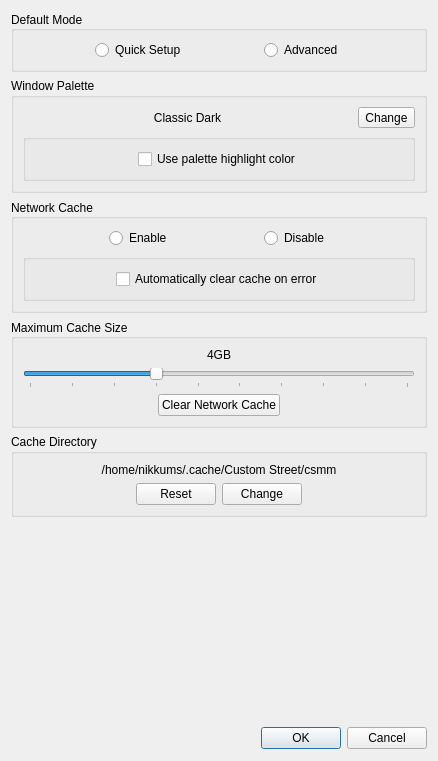
This is preferencesdialog.ui in FortuneStreetModding/csmm-qt as Qt 5 draws it before an edit. The edited form follows.
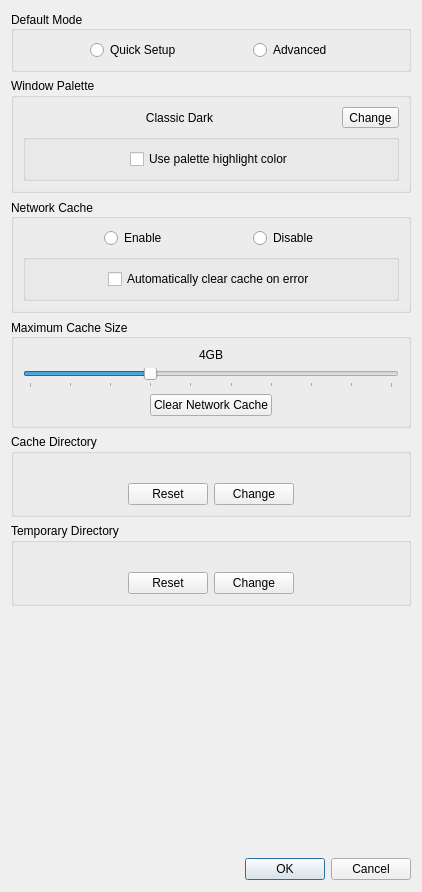
This is the edited form.

Commit message: Allow setting temporary directory alongside network cache directory, and greatly improve disk space error messaging

Patch:
```diff
--- a/preferencesdialog.ui
+++ b/preferencesdialog.ui
@@ -12,8 +12,8 @@
    <rect>
     <x>0</x>
     <y>0</y>
-    <width>438</width>
-    <height>761</height>
+    <width>422</width>
+    <height>892</height>
    </rect>
   </property>
   <property name="sizePolicy">
@@ -460,7 +460,7 @@
          </sizepolicy>
         </property>
         <property name="text">
-         <string>/home/nikkums/.cache/Custom Street/csmm</string>
+         <string/>
         </property>
         <property name="alignment">
          <set>Qt::AlignCenter</set>
@@ -514,6 +514,69 @@
      </layout>
     </widget>
    </item>
+   <item>
+    <widget class="QGroupBox" name="temporaryDirectoryGroupBox">
+     <property name="title">
+      <string>Temporary Directory</string>
+     </property>
+     <layout class="QVBoxLayout" name="verticalLayout">
+      <item>
+       <widget class="QLabel" name="temporaryDirectoryLabel">
+        <property name="text">
+         <string/>
+        </property>
+        <property name="alignment">
+         <set>Qt::AlignCenter</set>
+        </property>
+       </widget>
+      </item>
+      <item>
+       <layout class="QHBoxLayout" name="horizontalLayout">
+        <item>
+         <spacer name="horizontalSpacer">
+          <property name="orientation">
+           <enum>Qt::Horizontal</enum>
+          </property>
+          <property name="sizeHint" stdset="0">
+           <size>
+            <width>40</width>
+            <height>20</height>
+           </size>
+          </property>
+         </spacer>
+        </item>
+        <item>
+         <widget class="QPushButton" name="resetTemporaryDirectoryButton">
+          <property name="text">
+           <string>Reset</string>
+          </property>
+         </widget>
+        </item>
+        <item>
+         <widget class="QPushButton" name="updateTemporaryDirectoryButton">
+          <property name="text">
+           <string>Change</string>
+          </property>
+         </widget>
+        </item>
+        <item>
+         <spacer name="horizontalSpacer_2">
+          <property name="orientation">
+           <enum>Qt::Horizontal</enum>
+          </property>
+          <property name="sizeHint" stdset="0">
+           <size>
+            <width>40</width>
+            <height>20</height>
+           </size>
+          </property>
+         </spacer>
+        </item>
+       </layout>
+      </item>
+     </layout>
+    </widget>
+   </item>
    <item>
     <spacer name="verticalSpacer">
      <property name="orientation">
```
The commit also changes 12 other files.
